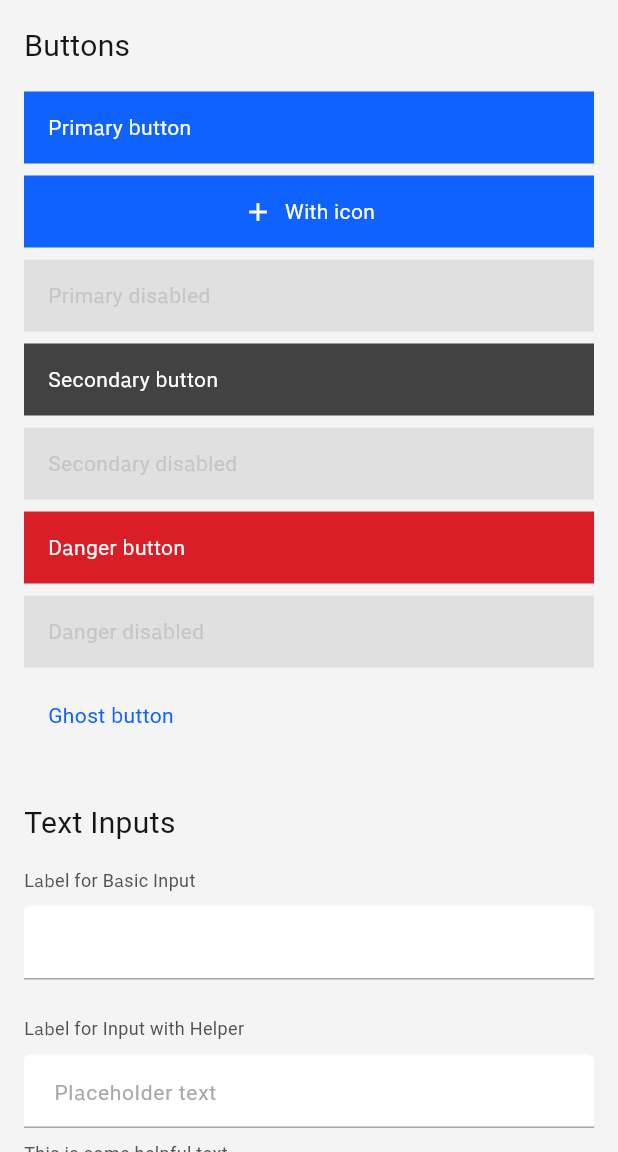
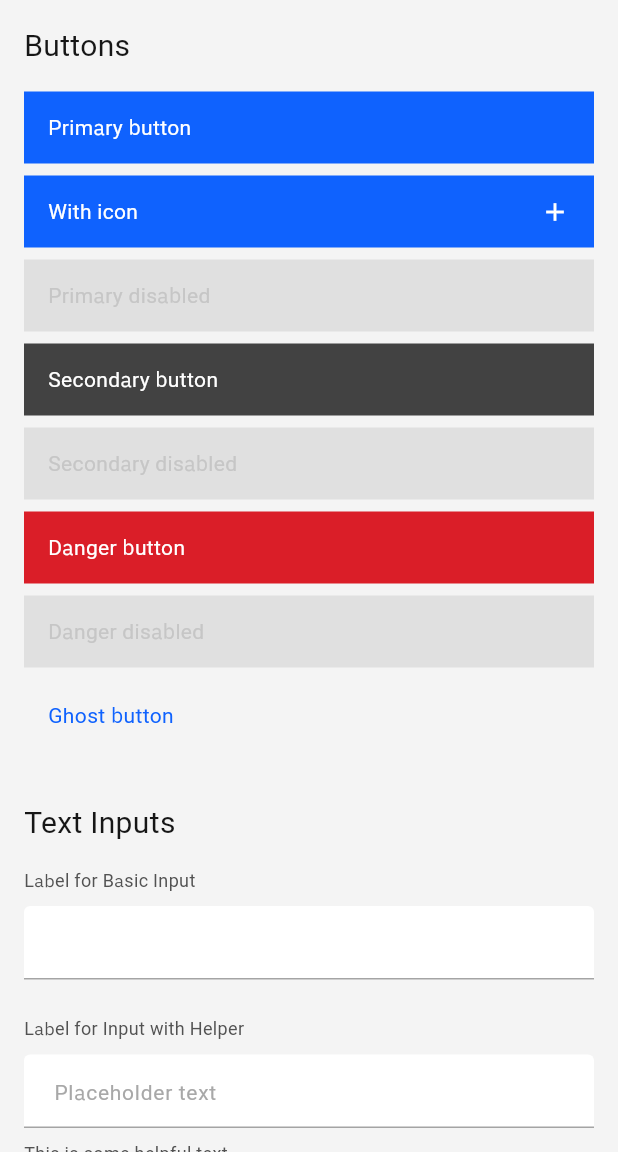
Before and after one commit to yuzalsif/carbon_flutter, a Flutter app: the screen it shows after launch, on a phone screen of 412 x 824 dp, the part 84-1236 px from its top. Run offline on Flutter 3.47's test engine with Material 3 defaults, Android fonts, the phone set to English and light mode, and no system bars; our stand-ins replace google_fonts.

Commit message:
fix: Add a proper re-arrangement of items and password

```diff
--- a/lib/src/widgets/c_button.dart
+++ b/lib/src/widgets/c_button.dart
@@ -186,7 +186,7 @@ class _CButtonState extends State<CButton> {
 
     final bool hasIcon = widget.icon != null;
     final MainAxisAlignment alignment = hasIcon
-        ? MainAxisAlignment.center
+        ? MainAxisAlignment.spaceBetween
         : MainAxisAlignment.start;
 
     return MouseRegion(
@@ -212,17 +212,6 @@ class _CButtonState extends State<CButton> {
           child: Row(
             mainAxisAlignment: alignment,
             children: [
-              if (widget.icon != null)
-                IconTheme(
-                  data: IconThemeData(
-                    color: foregroundColor,
-                    size: iconSize,
-                  ),
-                  child: widget.icon!,
-                ),
-              if (widget.icon != null &&
-                  (widget.label != null && widget.label != ''))
-                const SizedBox(width: CSpacing.small),
               if (widget.label != null && widget.label != '')
                 Text(
                   widget.label!,
@@ -231,6 +220,14 @@ class _CButtonState extends State<CButton> {
                     fontWeight: FontWeight.normal,
                   ),
                 ),
+              if (widget.icon != null &&
+                  (widget.label != null && widget.label != ''))
+                const SizedBox(width: CSpacing.small),
+              if (widget.icon != null)
+                IconTheme(
+                  data: IconThemeData(color: foregroundColor, size: iconSize),
+                  child: widget.icon!,
+                ),
             ],
           ),
         ),
```
